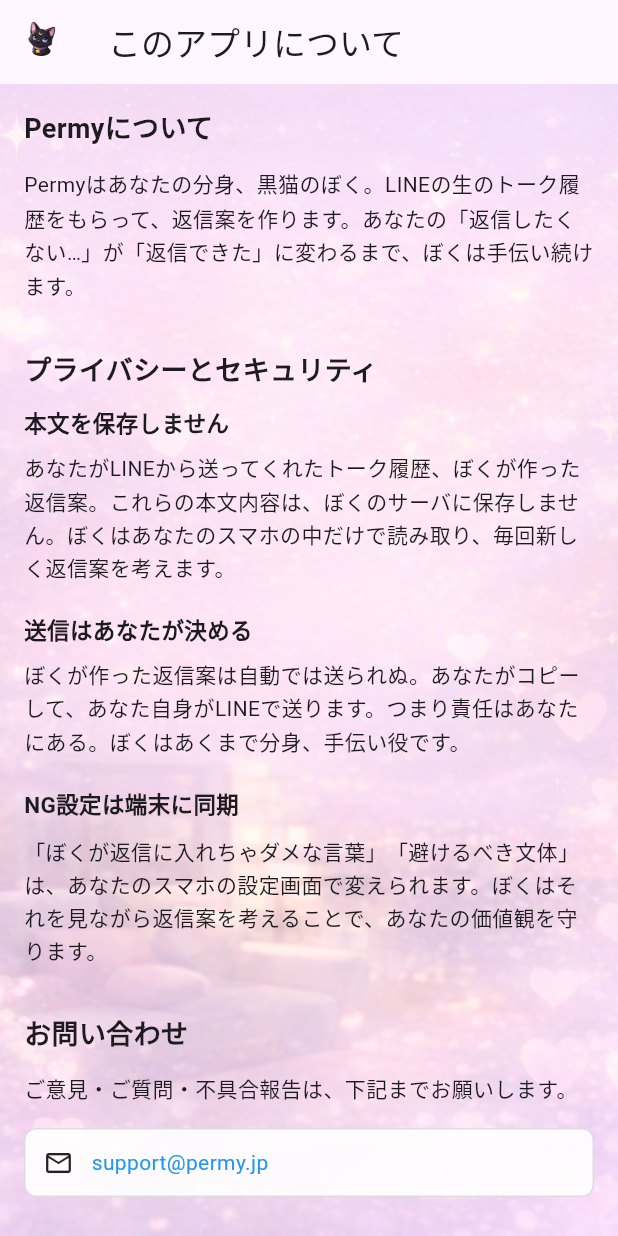
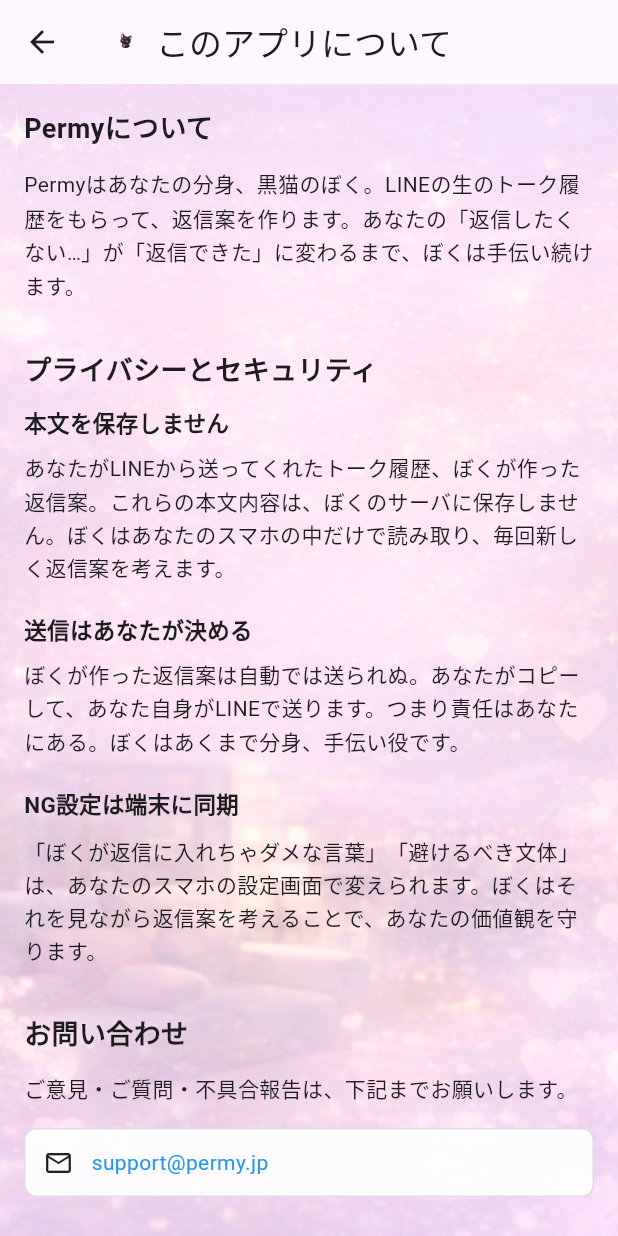
Before and after one commit to undefined-0825/permy, a Flutter app: the AboutPrivacyScreen screen opened directly, on a phone screen of 412 x 824 dp. Run offline on Flutter 3.47's test engine with Material 3 defaults, Android fonts, the phone set to English and light mode, and no system bars; our stand-ins replace flutter_secure_storage, shared_preferences; missing offline and left inert: receive_sharing_intent; accounts and stored records are empty; network calls fail; statements that could not run were skipped.

Commit message:
fix: 全スクリーンに戻るボタンを追加
- 問題：AppBarのleadingにペルミィアイコンを配置したため、デフォルトの戻るボタンが上書きされて消えていた
- 修正：leadingを削除し、titleにRow([ペルミィアイコン, テキスト])を配置することで戻るボタンを復活
- 対象画面：Settings/PersonaDiagnosisResult/AboutPrivacy/Migration/Onboarding/Generate（7画面すべて）
- Diagnosis画面：最初のページでも戻るボタンを表示し、画面全体を閉じられるように改善
- テスト：settings_test 8/8 PASSED

```diff
--- a/frontend/lib/src/presentation/about_privacy_screen.dart
+++ b/frontend/lib/src/presentation/about_privacy_screen.dart
@@ -7,13 +7,19 @@
   Widget build(BuildContext context) {
     return Scaffold(
       appBar: AppBar(
-        leading: Image.asset(
-          'assets/images/icons/permy_icon.png',
-          width: 24,
-          height: 24,
-          fit: BoxFit.contain,
+        title: Row(
+          mainAxisSize: MainAxisSize.min,
+          children: [
+            Image.asset(
+              'assets/images/icons/permy_icon.png',
+              width: 24,
+              height: 24,
+              fit: BoxFit.contain,
+            ),
+            const SizedBox(width: 8),
+            const Text('このアプリについて'),
+          ],
         ),
-        title: const Text('このアプリについて'),
         backgroundColor: Colors.transparent,
         elevation: 0,
       ),
```
Also changed, not shown: frontend/lib/src/presentation/diagnosis_screen.dart (+9 -7 lines), frontend/lib/src/presentation/generate_screen.dart (+12 -6 lines), frontend/lib/src/presentation/migration_screen.dart (+12 -6 lines), frontend/lib/src/presentation/onboarding_screen.dart (+12 -6 lines), frontend/lib/src/presentation/persona_diagnosis_result_screen.dart (+12 -6 lines), frontend/lib/src/presentation/settings_screen.dart (+12 -6 lines).
